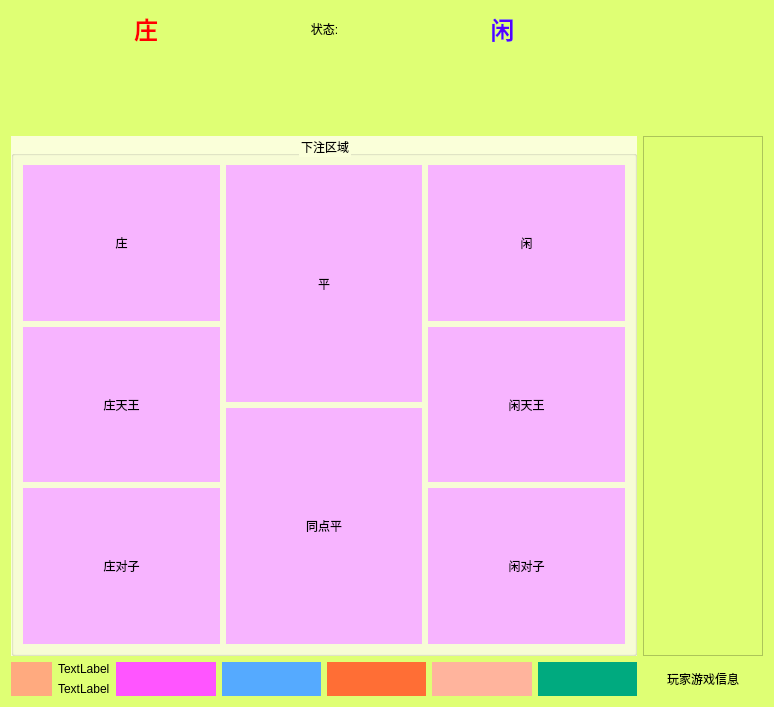
MasterBC/QtProject, file SuperGame/games/baccarat/baccaratui.ui: the form before one commit.
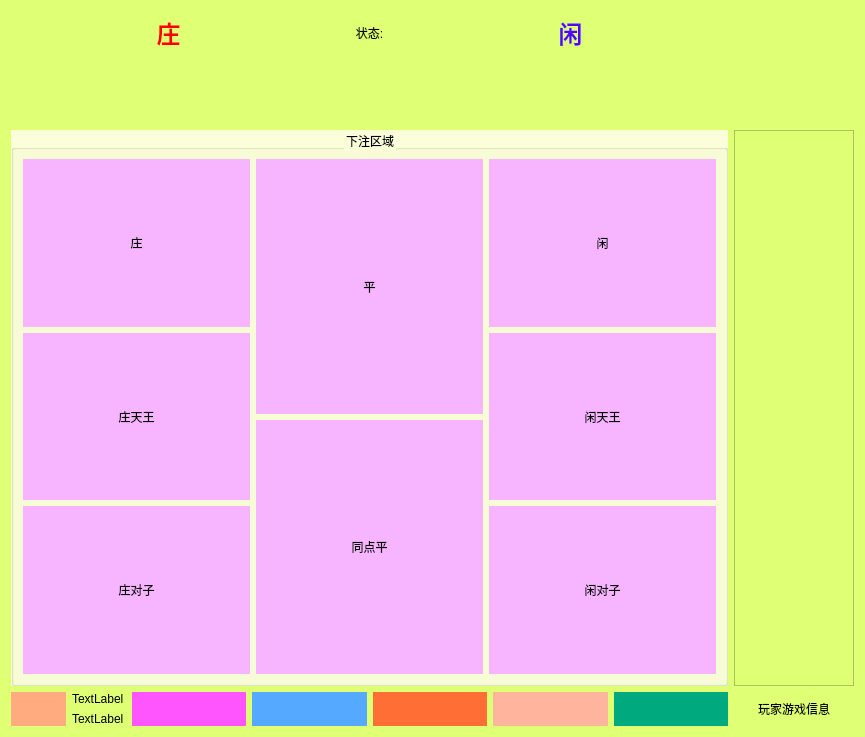
The form after the commit. Icons and pictures are not drawn. Custom widgets are drawn as their Qt base class.

```diff
--- a/SuperGame/games/baccarat/baccaratui.ui
+++ b/SuperGame/games/baccarat/baccaratui.ui
@@ -6,8 +6,8 @@
    <rect>
     <x>0</x>
     <y>0</y>
-    <width>774</width>
-    <height>707</height>
+    <width>865</width>
+    <height>737</height>
    </rect>
   </property>
   <property name="windowTitle">
@@ -38,7 +38,7 @@
      <property name="minimumSize">
       <size>
        <width>0</width>
-       <height>0</height>
+       <height>44</height>
       </size>
      </property>
      <property name="maximumSize">
@@ -78,7 +78,7 @@
        <property name="maximumSize">
         <size>
          <width>120</width>
-         <height>60</height>
+         <height>170</height>
         </size>
        </property>
        <property name="text">
@@ -614,7 +614,7 @@
      <property name="minimumSize">
       <size>
        <width>200</width>
-       <height>40</height>
+       <height>25</height>
       </size>
      </property>
      <property name="text">
```
Left out of the diff: 5 changed lines with no effect on the pictures.
